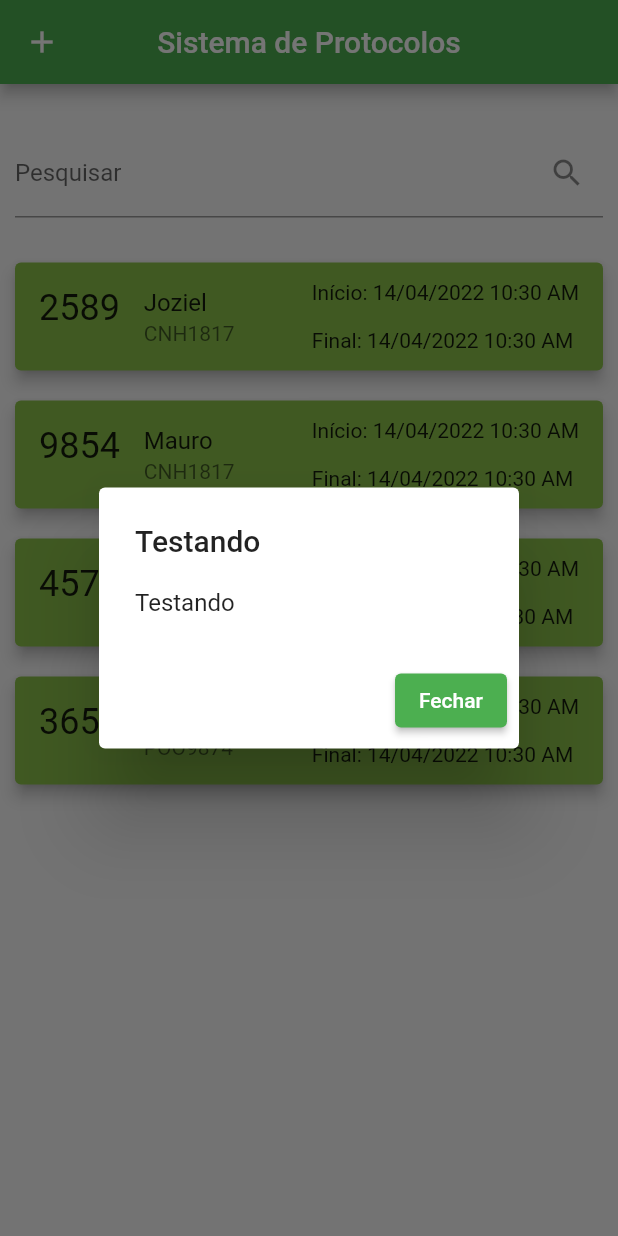
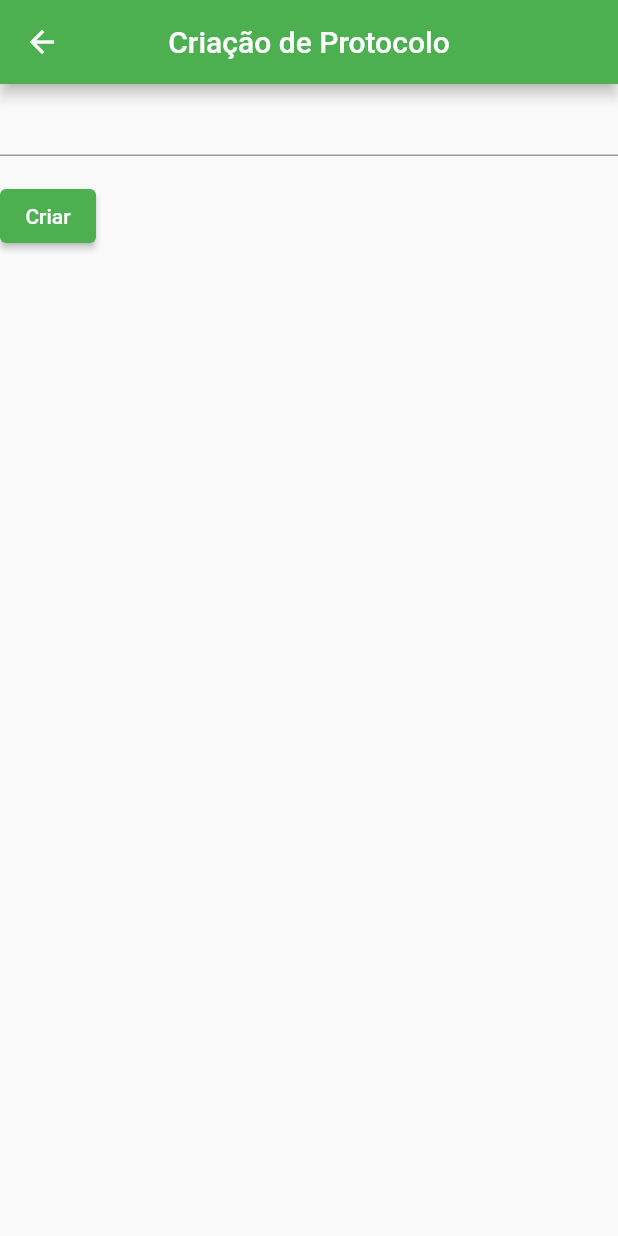
Before and after one commit to vinicius4006/sistema-de-protocolos, a Flutter app: the screen it shows after launch, after a tap on the "add" icon, on a phone screen of 412 x 824 dp. Run offline on Flutter 3.47's test engine with Material 2 defaults, Android fonts, the phone set to English and light mode, and no system bars.

Commit message:
fazendo-form-protocolo

```diff
--- a/lib/components/body/bodyPage.dart
+++ b/lib/components/body/bodyPage.dart
@@ -3,29 +3,50 @@ import 'package:intl/intl.dart';
 
 
 class BodyPage extends StatefulWidget {
-  const BodyPage({ Key? key }) : super(key: key);
+  const BodyPage({Key? key}) : super(key: key);
 
   @override
   State<BodyPage> createState() => _MainBodyState();
 }
 
 class _MainBodyState extends State<BodyPage> {
-
   final df = DateFormat('dd-MM-yyyy hh:mm a');
   int myvalue = 1558432747;
 
+  static final List<Map<String, dynamic>> _allProtocolos = [
+    {
+      "id": 2589,
+      "dataInicio": DateFormat('dd/MM/yyyy hh:mm a').format(DateTime.now()),
+      "dataFinal": DateFormat('dd/MM/yyyy hh:mm a').format(DateTime.now()),
+      "motorista": 'Joziel',
+      "veiculo": 'CNH1817'
+    },
+    {
+      "id": 9854,
+      "dataInicio": DateFormat('dd/MM/yyyy hh:mm a').format(DateTime.now()),
+      "dataFinal": DateFormat('dd/MM/yyyy hh:mm a').format(DateTime.now()),
+      "motorista": 'Mauro',
+      "veiculo": 'CNH1817'
+    },
+    {
+      "id": 4578,
+      "dataInicio": DateFormat('dd/MM/yyyy hh:mm a').format(DateTime.now()),
+      "dataFinal": DateFormat('dd/MM/yyyy hh:mm a').format(DateTime.now()),
+      "motorista": 'Ronildo',
+      "veiculo": 'PTE2117'
+    },
+    {
+      "id": 3654,
+      "dataInicio": DateFormat('dd/MM/yyyy hh:mm a').format(DateTime.now()),
+      "dataFinal": DateFormat('dd/MM/yyyy hh:mm a').format(DateTime.now()),
+      "motorista": 'Jackson',
+      "veiculo": 'POO9874'
+    },
+  ];
+
+  List<Map<String, dynamic>> _foundProtocolos = [];
 
 
- static final List<Map<String, dynamic>> _allProtocolos = [
-     {"id": 2589, "dataInicio": DateFormat('dd/MM/yyyy hh:mm a').format(DateTime.now()), "dataFinal": DateFormat('dd/MM/yyyy hh:mm a').format(DateTime.now()), "motorista": 'Joziel', "veiculo": 'CNH1817'},
-     {"id": 9854, "dataInicio": DateFormat('dd/MM/yyyy hh:mm a').format(DateTime.now()), "dataFinal": DateFormat('dd/MM/yyyy hh:mm a').format(DateTime.now()), "motorista": 'Mauro', "veiculo": 'CNH1817'},
-     {"id": 4578, "dataInicio": DateFormat('dd/MM/yyyy hh:mm a').format(DateTime.now()), "dataFinal": DateFormat('dd/MM/yyyy hh:mm a').format(DateTime.now()), "motorista": 'Ronildo', "veiculo": 'PTE2117'},
-     {"id": 3654, "dataInicio": DateFormat('dd/MM/yyyy hh:mm a').format(DateTime.now()), "dataFinal": DateFormat('dd/MM/yyyy hh:mm a').format(DateTime.now()), "motorista": 'Jackson', "veiculo": 'POO9874'},
-
-  ];
-
-
-  List<Map<String, dynamic>> _foundProtocolos = [];
 
   @override
   void initState() {
@@ -36,15 +57,21 @@ void initState() {
 
   void _protocoloFilter(String keyword) {
     List<Map<String, dynamic>> results = [];
-    if(keyword.isEmpty) {
+    if (keyword.isEmpty) {
       results = _allProtocolos;
     } else {
       results = _allProtocolos
-                .where((protocolo) => (
-                  protocolo['motorista'] + ' - ' + protocolo['id'].toString()
-                  + ' - ' + protocolo['dataInicial'].toString() + ' - '
-                  + protocolo['dataFinal'].toString() + ' - ' + protocolo['veiculo'])
-                  .toLowerCase().contains(keyword.toLowerCase()))
+          .where((protocolo) => (protocolo['motorista'] +
+                  ' - ' +
+                  protocolo['id'].toString() +
+                  ' - ' +
+                  protocolo['dataInicial'].toString() +
+                  ' - ' +
+                  protocolo['dataFinal'].toString() +
+                  ' - ' +
+                  protocolo['veiculo'])
+              .toLowerCase()
+              .contains(keyword.toLowerCase()))
           .toList();
     }
 
@@ -56,25 +83,26 @@ void initState() {
 
   @override
   Widget build(BuildContext context) {
-    return Padding(
+    return Scaffold(
+      body: Padding(
         padding: const EdgeInsets.all(10),
         child: Column(children: [
           const SizedBox(
             height: 20,
           ),
           TextField(
-          onChanged: ((value) => _protocoloFilter(value)
-        ),
+            onChanged: ((value) => _protocoloFilter(value)),
             decoration: const InputDecoration(
-          labelText: 'Pesquisar', suffixIcon: Icon(Icons.search),
+              labelText: 'Pesquisar',
+              suffixIcon: Icon(Icons.search),
             ),
           ),
           const SizedBox(
             height: 20,
           ),
-        Expanded(child: _foundProtocolos.isNotEmpty
+          Expanded(
+              child: _foundProtocolos.isNotEmpty
                   ? ListView.builder(
-
                       itemCount: _foundProtocolos.length,
                       itemBuilder: (context, index) => Card(
                         key: ValueKey(_foundProtocolos[index]['id']),
@@ -88,14 +116,19 @@ void initState() {
                           ),
                           title: Text(_foundProtocolos[index]['motorista']),
                           subtitle: Text(_foundProtocolos[index]['veiculo']),
-                      trailing: Text('Início: ' + _foundProtocolos[index]['dataInicio'].toString() + '\n\n' 'Final: ' + _foundProtocolos[index]['dataFinal'].toString()),
+                          trailing: Text('Início: ' +
+                              _foundProtocolos[index]['dataInicio'].toString() +
+                              '\n\n' 'Final: ' +
+                              _foundProtocolos[index]['dataFinal'].toString()),
                         ),
                       ),
-
                     )
-                : const Text('Protocolo não encontrado', style: TextStyle(fontSize: 24),)
-                )
+                  : const Text(
+                      'Protocolo não encontrado',
+                      style: TextStyle(fontSize: 24),
+                    ))
         ]),
+      ),
     );
   }
 }
--- a/lib/components/body/criarProtocolo.dart
+++ b/lib/components/body/criarProtocolo.dart
@@ -1,12 +1,77 @@
 import 'package:flutter/material.dart';
 
-class EditarProtocolo extends StatelessWidget {
-  const EditarProtocolo({ Key? key }) : super(key: key);
+class CriarProtocolo extends StatefulWidget {
+  const CriarProtocolo({ Key? key }) : super(key: key);
+
+  @override
+  State<CriarProtocolo> createState() => _CriarProtocoloState();
+}
+
+class _CriarProtocoloState extends State<CriarProtocolo> {
+    final GlobalKey<FormState> _formKey = GlobalKey<FormState>();
+
+      static const List<String> _kOptions = <String>[
+    'José',
+    'João',
+    'Mauro',
+  ];
+
 
   @override
   Widget build(BuildContext context) {
-    return Container(
-      child: const Text('Criar'),
+    return Scaffold(
+      appBar: AppBar(
+        leading: Builder(builder: (BuildContext context) {
+          return IconButton(
+            onPressed: (){Navigator.of(context).pop();},
+            icon: const Icon(Icons.arrow_back_outlined)
+
+            );
+        }),
+        centerTitle: true,
+        title: const Text('Criação de Protocolo'),
+      ),
+
+      body: Form(
+        key: _formKey,
+        child: Column(
+          crossAxisAlignment: CrossAxisAlignment.start,
+          children: <Widget>[
+            Autocomplete<String>(
+              optionsBuilder: ((textEditingValue) {
+              if (textEditingValue.text == '') {
+          return const Iterable<String>.empty();
+        }
+        return _kOptions.where((String option) {
+          return option.contains(textEditingValue.text.toLowerCase());
+        });
+            }
+            ),
+            onSelected: (String selection) {
+              debugPrint(selection);
+            },
+            ),
+            Padding(padding: const EdgeInsets.symmetric(vertical: 16.0),
+            child: ElevatedButton(onPressed: (){
+              if(_formKey.currentState!.validate()){
+
+              }
+            }, child: const Text('Criar'),),)
+          ],
+        ))
     );
   }
 }
+
+
+// TextFormField(
+//               decoration: const InputDecoration(
+//                 hintText: 'Motorista',
+//               ),
+//               validator: (String? value){
+//                 if (value == null || value.isEmpty){
+//                   return 'Selecione o Motorista';
+//                 }
+//                 return null;
+//               },
+//             ),
--- a/lib/components/home.dart
+++ b/lib/components/home.dart
@@ -1,6 +1,7 @@
 
 import 'package:flutter/material.dart';
 import 'package:protocolo_app/components/body/bodyPage.dart';
+import 'package:protocolo_app/components/body/criarProtocolo.dart';
 
 class HomePage extends StatelessWidget {
   const HomePage({Key? key, required this.title}) : super(key: key);
@@ -8,16 +9,8 @@ class HomePage extends StatelessWidget {
   final String title;
 
 
-  void _exibirDialogo(BuildContext context){
-    showDialog(context: context, builder: (BuildContext context) {
-      return AlertDialog(
-        title: const Text('Testando'),
-        content: const Text('Testando'),
-        actions: <Widget>[
-          ElevatedButton(onPressed: (){Navigator.of(context).pop();}, child: const Text("Fechar"))
-        ],
-      );
-    });
+  void _telaCriarProtocolo(BuildContext context){
+    Navigator.of(context).push(MaterialPageRoute(builder: (context) => const CriarProtocolo()));
   }
 
   @override
@@ -25,8 +18,21 @@ class HomePage extends StatelessWidget {
     return Scaffold(
       appBar: AppBar(
         leading: Builder(builder: (BuildContext context) {
-          return IconButton(onPressed: (){_exibirDialogo(context);}, icon: const Icon(Icons.add_outlined));
+          return IconButton(
+            onPressed: (){_telaCriarProtocolo(context);},
+            icon: const Icon(Icons.add_outlined)
+
+            );
         }),
+        actions: <Widget>[
+           Builder(builder: (BuildContext context) {
+          return IconButton(
+            onPressed: (){},
+            icon: const Icon(Icons.refresh_outlined)
+
+            );
+        }),
+        ],
         centerTitle: true,
         title: Text(title),
       ),
--- a/pubspec.yaml
+++ b/pubspec.yaml
@@ -36,6 +36,7 @@ dependencies:
   cupertino_icons: ^1.0.2
   flutter_typeahead: ^3.2.4
   intl: ^0.17.0
+  pull_to_refresh: ^2.0.0
 
 dev_dependencies:
   flutter_test:
```
Also changed, not shown: pubspec.lock. Lines whose indentation alone changed are shown as unchanged.
